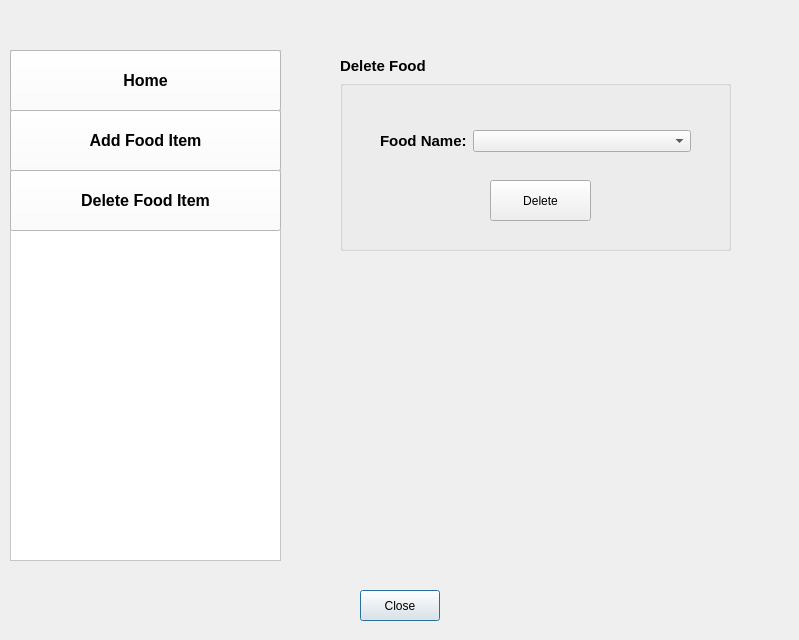
CallmeTeddyBear/Canteen-Management-System, file showfoodmenu.ui: the form before one commit.
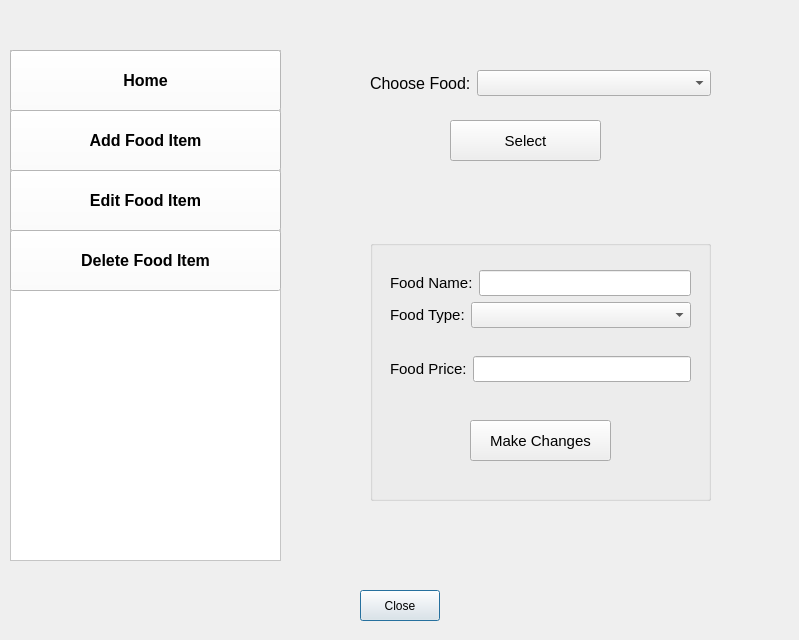
The form after the commit.

Patch:
```diff
--- a/showfoodmenu.ui
+++ b/showfoodmenu.ui
@@ -100,7 +100,7 @@
     <property name="geometry">
      <rect>
       <x>0</x>
-      <y>120</y>
+      <y>180</y>
       <width>271</width>
       <height>61</height>
      </rect>
@@ -116,6 +116,26 @@
      <string>Delete Food Item</string>
     </property>
    </widget>
+   <widget class="QPushButton" name="pushButton_editFood">
+    <property name="geometry">
+     <rect>
+      <x>0</x>
+      <y>120</y>
+      <width>271</width>
+      <height>61</height>
+     </rect>
+    </property>
+    <property name="font">
+     <font>
+      <pointsize>12</pointsize>
+      <weight>75</weight>
+      <bold>true</bold>
+     </font>
+    </property>
+    <property name="text">
+     <string>Edit Food Item</string>
+    </property>
+   </widget>
   </widget>
   <widget class="QStackedWidget" name="stackedWidget">
    <property name="geometry">
@@ -270,6 +290,177 @@
     </widget>
    </widget>
    <widget class="QWidget" name="page">
+    <widget class="QPushButton" name="pushButton_select">
+     <property name="geometry">
+      <rect>
+       <x>140</x>
+       <y>100</y>
+       <width>151</width>
+       <height>41</height>
+      </rect>
+     </property>
+     <property name="font">
+      <font>
+       <pointsize>11</pointsize>
+      </font>
+     </property>
+     <property name="text">
+      <string>Select</string>
+     </property>
+    </widget>
+    <widget class="QGroupBox" name="groupBox_editFood">
+     <property name="geometry">
+      <rect>
+       <x>60</x>
+       <y>220</y>
+       <width>341</width>
+       <height>261</height>
+      </rect>
+     </property>
+     <property name="title">
+      <string/>
+     </property>
+     <widget class="QPushButton" name="pushButton_makeChanges">
+      <property name="geometry">
+       <rect>
+        <x>100</x>
+        <y>180</y>
+        <width>141</width>
+        <height>41</height>
+       </rect>
+      </property>
+      <property name="font">
+       <font>
+        <pointsize>11</pointsize>
+       </font>
+      </property>
+      <property name="text">
+       <string>Make Changes</string>
+      </property>
+     </widget>
+     <widget class="QWidget" name="">
+      <property name="geometry">
+       <rect>
+        <x>20</x>
+        <y>30</y>
+        <width>301</width>
+        <height>112</height>
+       </rect>
+      </property>
+      <layout class="QVBoxLayout" name="verticalLayout_2">
+       <item>
+        <layout class="QHBoxLayout" name="horizontalLayout_3">
+         <item>
+          <widget class="QLabel" name="label_foodName_3">
+           <property name="font">
+            <font>
+             <pointsize>11</pointsize>
+            </font>
+           </property>
+           <property name="text">
+            <string>Food Name:</string>
+           </property>
+          </widget>
+         </item>
+         <item>
+          <widget class="QLineEdit" name="lineEdit_showFoodName">
+           <property name="font">
+            <font>
+             <pointsize>11</pointsize>
+            </font>
+           </property>
+          </widget>
+         </item>
+        </layout>
+       </item>
+       <item>
+        <layout class="QFormLayout" name="formLayout_4">
+         <item row="0" column="0">
+          <widget class="QLabel" name="label_foodType_2">
+           <property name="font">
+            <font>
+             <pointsize>11</pointsize>
+            </font>
+           </property>
+           <property name="text">
+            <string>Food Type:</string>
+           </property>
+          </widget>
+         </item>
+         <item row="0" column="1">
+          <widget class="QComboBox" name="comboBox_showFoodType">
+           <property name="font">
+            <font>
+             <pointsize>11</pointsize>
+            </font>
+           </property>
+          </widget>
+         </item>
+        </layout>
+       </item>
+       <item>
+        <layout class="QHBoxLayout" name="horizontalLayout_4">
+         <item>
+          <widget class="QLabel" name="label_foodPrice_2">
+           <property name="font">
+            <font>
+             <pointsize>11</pointsize>
+            </font>
+           </property>
+           <property name="text">
+            <string>Food Price:</string>
+           </property>
+          </widget>
+         </item>
+         <item>
+          <widget class="QLineEdit" name="lineEdit_showFoodPrice">
+           <property name="font">
+            <font>
+             <pointsize>11</pointsize>
+            </font>
+           </property>
+          </widget>
+         </item>
+        </layout>
+       </item>
+      </layout>
+     </widget>
+    </widget>
+    <widget class="QWidget" name="">
+     <property name="geometry">
+      <rect>
+       <x>60</x>
+       <y>50</y>
+       <width>341</width>
+       <height>34</height>
+      </rect>
+     </property>
+     <layout class="QFormLayout" name="formLayout_3">
+      <item row="0" column="0">
+       <widget class="QLabel" name="label">
+        <property name="font">
+         <font>
+          <pointsize>12</pointsize>
+         </font>
+        </property>
+        <property name="text">
+         <string>Choose Food:</string>
+        </property>
+       </widget>
+      </item>
+      <item row="0" column="1">
+       <widget class="QComboBox" name="comboBox_foodName_edit">
+        <property name="font">
+         <font>
+          <pointsize>11</pointsize>
+         </font>
+        </property>
+       </widget>
+      </item>
+     </layout>
+    </widget>
+   </widget>
+   <widget class="QWidget" name="page_delete">
     <widget class="QLabel" name="label_title_2">
      <property name="geometry">
       <rect>
@@ -290,7 +481,7 @@
       <string>Delete Food</string>
      </property>
     </widget>
-    <widget class="QGroupBox" name="groupBox_2">
+    <widget class="QGroupBox" name="groupBox_delete">
      <property name="geometry">
       <rect>
        <x>30</x>
```
Left out of the diff: 4 changed lines with no effect on the pictures.
